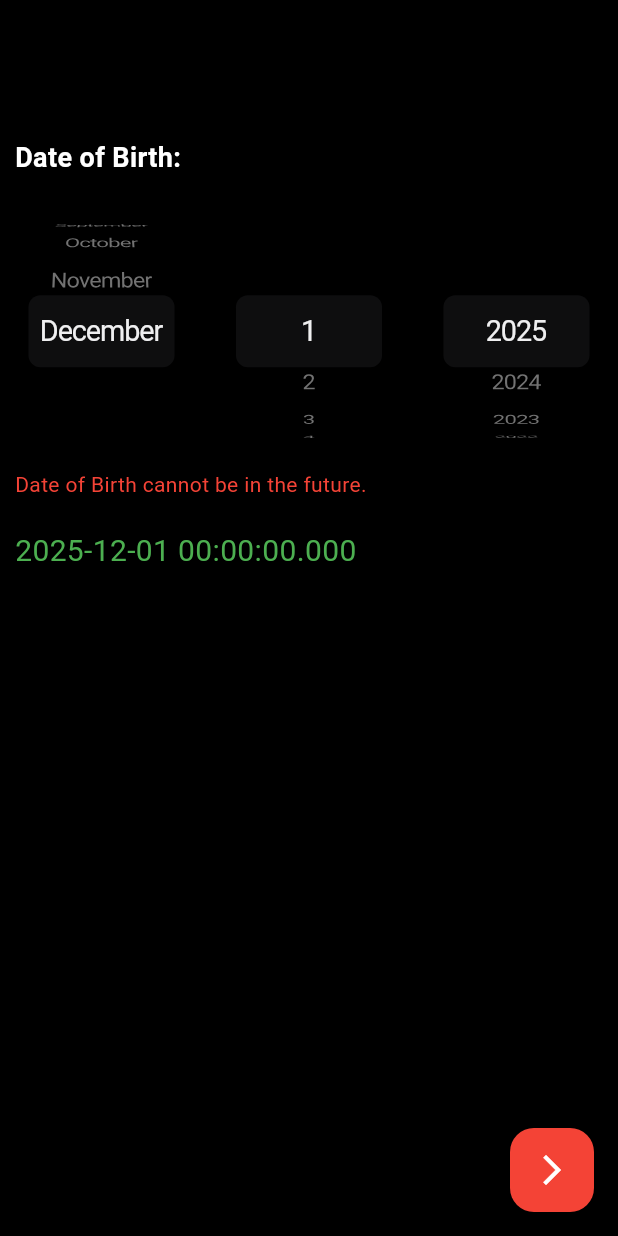
After one commit to developerbazaar1/Flutter-Team-Toolkit, a Flutter app: the screen it shows after launch, scrolled down 440 dp, after a tap on the "arrow forward ios" icon, on a phone screen of 412 x 824 dp. The commit adds this screen. Run offline on Flutter 3.47's test engine with Material 3 defaults, Android fonts, the phone set to English and light mode, and no system bars; our stand-ins replace flutter_svg, get, showcaseview, smooth_page_indicator.

Commit message:
new custom datepicker

```diff
--- /dev/null
+++ b/lib/date_picker/controller/date_picker_controller.dart
@@ -0,0 +1,54 @@
+import 'package:get/get.dart';
+
+class DatePickerController extends GetxController {
+  final months = [
+    'January',
+    'February',
+    'March',
+    'April',
+    'May',
+    'June',
+    'July',
+    'August',
+    'September',
+    'October',
+    'November',
+    'December',
+  ];
+
+  final days = List.generate(31, (index) => (index + 1).toString());
+  final years = List.generate(100, (index) => (DateTime.now().year - index).toString());
+
+  var selectedMonthIndex = 0.obs;
+  var selectedDayIndex = 0.obs;
+  var selectedYearIndex = 0.obs;
+
+  var errorMessage = ''.obs; // Observable for the error message
+
+  DateTime get selectedDate => DateTime(
+    int.parse(years[selectedYearIndex.value]),
+    selectedMonthIndex.value + 1,
+    selectedDayIndex.value + 1,
+  );
+
+  /// Validates if the selected date is in the future or less than 18 years old
+  bool validateDate() {
+    final selected = selectedDate;
+    final today = DateTime.now();
+    final age = today.year - selected.year -
+        ((today.month < selected.month || (today.month == selected.month && today.day < selected.day)) ? 1 : 0);
+
+    if (selected.isAfter(today)) {
+      errorMessage.value = 'Date of Birth cannot be in the future.';
+      return false;
+    }
+
+    // if (age < 18) {
+    //   errorMessage.value = 'You must be at least 18 years old.';
+    //   return false;
+    // }
+
+    errorMessage.value = ''; // Clear error if validation passes
+    return true;
+  }
+}
--- /dev/null
+++ b/lib/date_picker/view/dob_screen.dart
@@ -0,0 +1,69 @@
+import 'package:flutter/material.dart';
+import 'package:get/get.dart';
+
+import '../controller/date_picker_controller.dart';
+import '../widget/custom_date_picker.dart';
+
+class DatePickerScreen extends StatelessWidget {
+  const DatePickerScreen({super.key});
+
+  @override
+  Widget build(BuildContext context) {
+    final DatePickerController controller = Get.put(DatePickerController());
+
+    return Scaffold(
+      backgroundColor: Colors.black,
+      body: SingleChildScrollView(
+        child: Padding(
+          padding: const EdgeInsets.all(10.0),
+          child: Center(
+            child: Column(
+              mainAxisAlignment: MainAxisAlignment.center,
+              crossAxisAlignment: CrossAxisAlignment.start,
+              children: [
+                SizedBox(height: MediaQuery.sizeOf(context).height * 0.1),
+                Text(
+                  "Date of Birth:",
+                  style: TextStyle(
+                    color: Colors.white,
+                    fontSize: 18,
+                    fontWeight: FontWeight.w600,
+                  ),
+                ),
+                SizedBox(height: 20),
+                CustomDatePicker(
+                  onDateSelected: (date) {
+                    // Optional: Handle date selection outside the widget
+                    print("Selected Date: $date");
+                  },
+                ),
+
+                SizedBox(height: 20),
+                Obx(
+                  () => Text(
+                    controller.selectedDate.toString(),
+                    style: TextStyle(
+                      color: Colors.green,
+                      fontSize: 20,
+                    ),
+                  ),
+                ),
+              ],
+            ),
+          ),
+        ),
+      ),
+      floatingActionButton: FloatingActionButton(
+        onPressed: () {
+          if (controller.validateDate()) {
+            // Proceed if validation passes
+            print("Selected Date: ${controller.selectedDate}");
+          }
+        },
+        child: Icon(Icons.arrow_forward_ios),
+        backgroundColor: Colors.red,
+        foregroundColor: Colors.white,
+      ),
+    );
+  }
+}
--- /dev/null
+++ b/lib/date_picker/widget/custom_date_picker.dart
@@ -0,0 +1,110 @@
+import 'package:flutter/cupertino.dart';
+import 'package:flutter/material.dart';
+import 'package:get/get.dart';
+
+import '../controller/date_picker_controller.dart';
+
+
+class CustomDatePicker extends StatelessWidget {
+  final Function(DateTime) onDateSelected;
+
+  const CustomDatePicker({super.key, required this.onDateSelected});
+
+  @override
+  Widget build(BuildContext context) {
+    final controller = Get.put(DatePickerController()); // Initialize the controller
+
+    var width = MediaQuery.sizeOf(context).width;
+    var height = MediaQuery.sizeOf(context).height;
+
+    return Column(
+      crossAxisAlignment: CrossAxisAlignment.start,
+      children: [
+        Row(
+          mainAxisAlignment: MainAxisAlignment.spaceBetween,
+          children: [
+            _buildPickerContainer(
+              width: width * 0.28,
+              height: height * 0.2,
+              items: controller.months,
+              selectedIndex: controller.selectedMonthIndex,
+              onSelectedItemChanged: (index) {
+                controller.selectedMonthIndex.value = index;
+                onDateSelected(controller.selectedDate);
+              },
+            ),
+            _buildPickerContainer(
+              width: width * 0.28,
+              height: height * 0.2,
+              items: controller.days,
+              selectedIndex: controller.selectedDayIndex,
+              onSelectedItemChanged: (index) {
+                controller.selectedDayIndex.value = index;
+                onDateSelected(controller.selectedDate);
+              },
+            ),
+            _buildPickerContainer(
+              width: width * 0.28,
+              height: height * 0.2,
+              items: controller.years,
+              selectedIndex: controller.selectedYearIndex,
+              onSelectedItemChanged: (index) {
+                controller.selectedYearIndex.value = index;
+                onDateSelected(controller.selectedDate);
+              },
+            ),
+          ],
+        ),
+        SizedBox(height: 10),
+        Obx(
+              () => Text(
+            controller.errorMessage.value,
+            style: TextStyle(
+              color: Colors.red,
+              fontSize: 14,
+            ),
+          ),
+        ), // Display the error message
+      ],
+    );
+  }
+
+  Widget _buildPickerContainer({
+    required double width,
+    required double height,
+    required List<String> items,
+    required RxInt selectedIndex,
+    required ValueChanged<int> onSelectedItemChanged,
+  }) {
+    return Obx(
+          () => Container(
+        width: width,
+        height: height,
+        decoration: BoxDecoration(
+          borderRadius: BorderRadius.circular(8),
+          color: Colors.black,
+        ),
+        child: CupertinoPicker(
+          scrollController:
+          FixedExtentScrollController(initialItem: selectedIndex.value),
+          itemExtent: 40,
+          onSelectedItemChanged: onSelectedItemChanged,
+          magnification: 1.2,
+          useMagnifier: true,
+          backgroundColor: Colors.black,
+          children: items
+              .map((item) => Center(
+            child: Text(
+              item,
+              style: TextStyle(
+                fontSize: 16,
+                color: Colors.white,
+              ),
+            ),
+          ))
+              .toList(),
+        ),
+      ),
+    );
+  }
+}
--- a/lib/main.dart
+++ b/lib/main.dart
@@ -10,6 +10,7 @@ import 'package:newtest_app/test.dart';
 
 import 'Bottom navigation bar/view/screen/bottomNavigationBarScreen.dart';
 import 'Onboarding/view/OnBoardingSliderScreen.dart';
+import 'date_picker/view/dob_screen.dart';
 
 void main() {
   runApp(const MyApp());
@@ -28,7 +29,7 @@ class MyApp extends StatelessWidget {
         colorScheme: ColorScheme.fromSeed(seedColor: Colors.deepPurple),
         useMaterial3: true,
       ),
-      home:  OnboardingScreen(),
+      home:  DatePickerScreen(),
     );
   }
 }
```
Also changed, not shown: lib/test.dart (line endings or trailing spaces), 1 other file.
